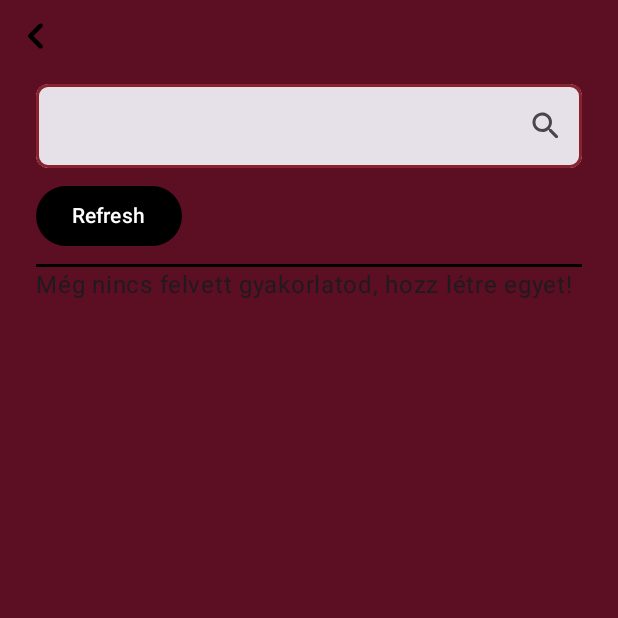
After one commit to Rokli02/workout_planner, an Android app built with Jetpack Compose: the AllActivityScreen screen opened through its navigation route, on a phone screen of 412 x 824 dp, the top half of it. The commit adds this screen. Run offline under Robolectric (Android 15) with nearby library versions, the phone set to English and light mode, and no system bars; our stand-ins replace Room's generated code, paging.

Commit message:
add allActivityScreen

```diff
--- a/app/build.gradle.kts
+++ b/app/build.gradle.kts
@@ -88,4 +88,6 @@ dependencies {
     implementation(libs.androidx.room.guava)
     testImplementation(libs.androidx.room.testing)
     implementation(libs.androidx.room.paging)
+    implementation(libs.androidx.paging.runtime)
+    implementation(libs.paging.compose)
 }
--- a/app/src/main/java/hu/jszf/marko/workoutplanner/AppModule.kt
+++ b/app/src/main/java/hu/jszf/marko/workoutplanner/AppModule.kt
@@ -9,6 +9,7 @@ import androidx.room.Room
 import hu.jszf.marko.workoutplanner.db.WorkoutDatabase
 import hu.jszf.marko.workoutplanner.db.repository.WorkoutActivityRepository
 import hu.jszf.marko.workoutplanner.presentation.NavigatorViewModel
+import hu.jszf.marko.workoutplanner.presentation.allActivity.AllActivityViewModel
 import hu.jszf.marko.workoutplanner.presentation.workoutActivity.WorkoutActivityViewModel
 import hu.jszf.marko.workoutplanner.presentation.viewModelFactory
 import hu.jszf.marko.workoutplanner.ui.snackbar.SnacbarViewModel
@@ -19,6 +20,9 @@ interface AppModule {
     val workoutActivityRepository: WorkoutActivityRepository
     val navigatorViewModelFactory: ViewModelProvider.Factory
     val workoutActivityViewModelFactory: ViewModelProvider.Factory
+
+    @Composable
+    fun getAllActivityViewModel(): AllActivityViewModel
 
     @Composable
     fun getSnackbarViewModel(): SnacbarViewModel
@@ -34,7 +38,8 @@ class AppModuleImpl(
             "workout"
         ).build()
     }
-//        get() = WorkoutDatabase.getDatabase(appContext)
+
+    override lateinit var globalVMStoreOwner: ViewModelStoreOwner
 
     override val workoutActivityRepository: WorkoutActivityRepository by lazy {
         WorkoutActivityRepository(workoutDatabase.workoutActivityDao())
@@ -47,14 +52,13 @@ class AppModuleImpl(
     override val workoutActivityViewModelFactory: ViewModelProvider.Factory
         get() = viewModelFactory { WorkoutActivityViewModel(workoutActivityRepository) }
 
-    private val snackbarViewModelFactory: ViewModelProvider.Factory by lazy {
-        viewModelFactory { SnacbarViewModel() }
+    @Composable
+    override fun getAllActivityViewModel(): AllActivityViewModel {
+        return viewModel<AllActivityViewModel>(factory = viewModelFactory { AllActivityViewModel(workoutActivityRepository) })
     }
-
-    override lateinit var globalVMStoreOwner: ViewModelStoreOwner
 
     @Composable
     override fun getSnackbarViewModel(): SnacbarViewModel {
-        return viewModel<SnacbarViewModel>(viewModelStoreOwner = globalVMStoreOwner, key = "defaultSnacbarViewModel", factory = snackbarViewModelFactory)
+        return viewModel<SnacbarViewModel>(viewModelStoreOwner = globalVMStoreOwner, factory = viewModelFactory { SnacbarViewModel() })
     }
 }
--- a/app/src/main/java/hu/jszf/marko/workoutplanner/MainActivity.kt
+++ b/app/src/main/java/hu/jszf/marko/workoutplanner/MainActivity.kt
@@ -18,6 +18,7 @@ import androidx.navigation.navArgument
 import hu.jszf.marko.workoutplanner.presentation.NavigatorViewModel
 import hu.jszf.marko.workoutplanner.presentation.Screen
 import hu.jszf.marko.workoutplanner.presentation.activityToday.ActivityTodayScreen
+import hu.jszf.marko.workoutplanner.presentation.allActivity.AllActivityScreen
 import hu.jszf.marko.workoutplanner.presentation.createActivity.CreateActivityScreen
 import hu.jszf.marko.workoutplanner.presentation.home.HomeScreen
 import hu.jszf.marko.workoutplanner.presentation.workoutActivity.WorkoutActivityScreen
@@ -73,6 +74,9 @@ class MainActivity : ComponentActivity() {
                                     0
                             } != 0) navController.navigate(Screen.HomeScreen.route)
                         }
+                        composable(route = Screen.AllWorkoutActivityScreen.route) {
+                            AllActivityScreen()
+                        }
                     }
                 }
             }
--- a/app/src/main/java/hu/jszf/marko/workoutplanner/db/dao/WorkoutActivityDao.kt
+++ b/app/src/main/java/hu/jszf/marko/workoutplanner/db/dao/WorkoutActivityDao.kt
@@ -1,5 +1,6 @@
 package hu.jszf.marko.workoutplanner.db.dao
 
+import androidx.paging.PagingSource
 import androidx.room.Dao
 import androidx.room.Insert
 import androidx.room.Query
@@ -8,8 +9,8 @@ import hu.jszf.marko.workoutplanner.db.entity.WorkoutActivityEntity
 
 @Dao
 interface WorkoutActivityDao {
-    @Query("SELECT * FROM WorkoutActivityEntity WHERE name LIKE '%' || :filter ||'%' OR date LIKE '%' || :filter ||'%' ORDER BY date DESC LIMIT :size OFFSET :offset")
-    suspend fun findByFilterAndOffsetAndSize(filter: String?, offset: Int, size: Int): List<WorkoutActivityEntity>
+    @Query("SELECT * FROM WorkoutActivityEntity WHERE name LIKE '%' || :filter ||'%' OR date LIKE '%' || :filter ||'%' ORDER BY date DESC")
+    fun findByFilterPaged(filter: String): PagingSource<Int, WorkoutActivityEntity>
 
     @Query("SELECT * FROM WorkoutActivityEntity WHERE id = :id ORDER BY date DESC LIMIT 1")
     suspend fun findById(id: Long): WorkoutActivityEntity?
--- a/app/src/main/java/hu/jszf/marko/workoutplanner/db/repository/WorkoutActivityRepository.kt
+++ b/app/src/main/java/hu/jszf/marko/workoutplanner/db/repository/WorkoutActivityRepository.kt
@@ -1,7 +1,13 @@
 package hu.jszf.marko.workoutplanner.db.repository
 
+import androidx.paging.Pager
+import androidx.paging.PagingConfig
+import androidx.paging.PagingData
+import androidx.paging.map
 import hu.jszf.marko.workoutplanner.db.dao.WorkoutActivityDao
 import hu.jszf.marko.workoutplanner.model.WorkoutActivity
+import kotlinx.coroutines.flow.Flow
+import kotlinx.coroutines.flow.map
 
 class WorkoutActivityRepository(private val workoutActivityDao: WorkoutActivityDao) {
     suspend fun getLast(last: Int): List<WorkoutActivity> {
@@ -17,6 +23,16 @@ class WorkoutActivityRepository(private val workoutActivityDao: WorkoutActivityD
     suspend fun getToday(): WorkoutActivity? {
         return workoutActivityDao.findToday()?.let {
             WorkoutActivity.fromEntity(it)
+        }
+    }
+
+    fun getByFilterPaged(filter: String): Flow<PagingData<WorkoutActivity>> = Pager(
+        PagingConfig(10, 15)
+    ) {
+        workoutActivityDao.findByFilterPaged(filter)
+    }.flow.map { value ->
+        value.map {woEntity ->
+            WorkoutActivity.fromEntity(woEntity)
         }
     }
 
--- a/app/src/main/java/hu/jszf/marko/workoutplanner/presentation/Screen.kt
+++ b/app/src/main/java/hu/jszf/marko/workoutplanner/presentation/Screen.kt
@@ -5,6 +5,7 @@ sealed class Screen(val route: String) {
     data object CreateActivityScreen : Screen("create_activity")
     data object ActivityTodayScreen : Screen("no_activity")
     data object WorkoutActivityScreen : Screen("wo_activity")
+    data object AllWorkoutActivityScreen : Screen("all_wo_activity")
 
     fun getOptionalArgs(parameters: Map<String, Any?>): String {
         val sb = StringBuilder("?")
--- /dev/null
+++ b/app/src/main/java/hu/jszf/marko/workoutplanner/presentation/allActivity/AllActivityScreen.kt
@@ -0,0 +1,20 @@
+package hu.jszf.marko.workoutplanner.presentation.allActivity
+
+import androidx.compose.runtime.Composable
+import androidx.compose.runtime.collectAsState
+import androidx.compose.runtime.getValue
+import androidx.paging.compose.collectAsLazyPagingItems
+import hu.jszf.marko.workoutplanner.WorkoutApplication
+
+@Composable
+fun AllActivityScreen() {
+    val allActivityVM = WorkoutApplication.appModule.getAllActivityViewModel()
+    val workoutActivitiesLPI = allActivityVM.workoutActivitiesPaged.collectAsLazyPagingItems()
+    val filter by allActivityVM.inputFilter.collectAsState()
+
+    AllActivityView(
+        filter = filter,
+        onChange = allActivityVM::updateInputFilter,
+        workoutActivitiesLPI = workoutActivitiesLPI,
+    )
+}
--- /dev/null
+++ b/app/src/main/java/hu/jszf/marko/workoutplanner/presentation/allActivity/AllActivityView.kt
@@ -0,0 +1,151 @@
+package hu.jszf.marko.workoutplanner.presentation.allActivity
+
+import android.annotation.SuppressLint
+import androidx.compose.foundation.background
+import androidx.compose.foundation.layout.Box
+import androidx.compose.foundation.layout.Column
+import androidx.compose.foundation.layout.Spacer
+import androidx.compose.foundation.layout.fillMaxSize
+import androidx.compose.foundation.layout.fillMaxWidth
+import androidx.compose.foundation.layout.height
+import androidx.compose.foundation.layout.padding
+import androidx.compose.foundation.lazy.LazyColumn
+import androidx.compose.material.icons.Icons
+import androidx.compose.material.icons.rounded.Refresh
+import androidx.compose.material.icons.rounded.Search
+import androidx.compose.material3.Button
+import androidx.compose.material3.ButtonDefaults
+import androidx.compose.material3.Icon
+import androidx.compose.material3.Scaffold
+import androidx.compose.material3.Text
+import androidx.compose.runtime.Composable
+import androidx.compose.ui.Alignment
+import androidx.compose.ui.Modifier
+import androidx.compose.ui.graphics.Color
+import androidx.compose.ui.tooling.preview.Preview
+import androidx.paging.LoadState
+import androidx.paging.PagingData
+import androidx.paging.compose.LazyPagingItems
+import androidx.paging.compose.collectAsLazyPagingItems
+import androidx.paging.compose.itemContentType
+import androidx.paging.compose.itemKey
+import hu.jszf.marko.workoutplanner.model.WorkoutActivity
+import hu.jszf.marko.workoutplanner.ui.Dimensions
+import hu.jszf.marko.workoutplanner.ui.component.CustomButton
+import hu.jszf.marko.workoutplanner.ui.component.InputField
+import hu.jszf.marko.workoutplanner.ui.component.LoadingIndicator
+import hu.jszf.marko.workoutplanner.ui.component.WorkoutActivityView
+import hu.jszf.marko.workoutplanner.ui.layout.BasicLayout
+import kotlinx.coroutines.flow.MutableStateFlow
+
+@Composable
+internal fun AllActivityView(
+    filter: String,
+    onChange: (filter: String) -> Unit,
+    workoutActivitiesLPI: LazyPagingItems<WorkoutActivity>
+) {
+    BasicLayout {
+        Scaffold (
+            topBar = {
+                InputField(
+                    value = filter,
+                    onChange = onChange,
+                    trailingIcon = { Icon(Icons.Rounded.Search, null) },
+                )
+            },
+            modifier = Modifier.padding(Dimensions.ScreenPaddigInline, Dimensions.ScreenPaddigBlock)
+        ) { inheritedPadding ->
+            Column (
+                modifier = Modifier
+                    .fillMaxSize()
+                    .padding(inheritedPadding)
+            ) {
+                Spacer(modifier = Modifier
+                    .height(Dimensions.HalfElementGap)
+                    .fillMaxWidth())
+                Button(onClick = { workoutActivitiesLPI.refresh() }, colors = ButtonDefaults.buttonColors(containerColor = Color.Black)) {
+                    Text("Refresh")
+                }
+                Spacer(modifier = Modifier
+                    .height(Dimensions.HalfElementGap)
+                    .fillMaxWidth())
+                Box(modifier = Modifier
+                    .fillMaxWidth()
+                    .height(Dimensions.BorderThickness)
+                    .background(Color.Black))
+
+                LazyColumn (
+                    horizontalAlignment = Alignment.CenterHorizontally
+                ) {
+                    when (workoutActivitiesLPI.loadState.refresh) {
+                        LoadState.Loading -> {
+                            item {
+                                LoadingIndicator(modifier = Modifier.fillMaxWidth())
+                            }
+                        }
+                        is LoadState.Error -> {
+                            item {
+                                CustomButton(content = {
+                                    Icon(Icons.Rounded.Refresh, null, modifier = Modifier.fillMaxWidth())
+                                }) {
+                                    workoutActivitiesLPI.refresh()
+                                }
+                            }
+                        }
+                        is LoadState.NotLoading -> {
+                            if (workoutActivitiesLPI.itemCount < 1) {
+                                item {
+                                    Text("Még nincs felvett gyakorlatod, hozz létre egyet!")
+                                }
+                            }
+                        }
+                    }
+                    items(
+                        count = workoutActivitiesLPI.itemCount,
+                        key = workoutActivitiesLPI.itemKey { it.id!! },
+                        contentType = workoutActivitiesLPI.itemContentType { "WorkoutActivities" }
+                    ) { index ->
+                        workoutActivitiesLPI[index]?.also {
+                            Spacer(modifier = Modifier
+                                .fillMaxWidth()
+                                .height(Dimensions.HalfElementGap))
+                            WorkoutActivityView(workoutActivity = it)
+                            Spacer(modifier = Modifier
+                                .fillMaxWidth()
+                                .height(Dimensions.HalfElementGap))
+                        }
+                    }
+                    when (workoutActivitiesLPI.loadState.append) {
+                        LoadState.Loading -> {
+                            item {
+                                LoadingIndicator(modifier = Modifier.fillMaxWidth())
+                            }
+                        }
+
+                        is LoadState.Error -> {
+                            item {
+                                CustomButton(content = {
+                                    Icon(Icons.Rounded.Refresh, null, modifier = Modifier.fillMaxWidth())
+                                }) {
+                                    workoutActivitiesLPI.retry()
+                                }
+                            }
+                        }
+                        is LoadState.NotLoading -> Unit
+                    }
+                }
+            }
+        }
+    }
+}
+
+@SuppressLint("FlowOperatorInvokedInComposition")
+@Preview
+@Composable
+fun AllActivityViewPreview() {
+    AllActivityView(
+        filter = "mai",
+        onChange = {},
+        workoutActivitiesLPI = MutableStateFlow(PagingData.empty<WorkoutActivity>()).collectAsLazyPagingItems(),
+    )
+}
--- /dev/null
+++ b/app/src/main/java/hu/jszf/marko/workoutplanner/presentation/allActivity/AllActivityViewModel.kt
@@ -0,0 +1,34 @@
+package hu.jszf.marko.workoutplanner.presentation.allActivity
+
+import androidx.lifecycle.ViewModel
+import androidx.lifecycle.viewModelScope
+import androidx.paging.PagingData
+import androidx.paging.cachedIn
+import hu.jszf.marko.workoutplanner.db.repository.WorkoutActivityRepository
+import hu.jszf.marko.workoutplanner.model.WorkoutActivity
+import kotlinx.coroutines.ExperimentalCoroutinesApi
+import kotlinx.coroutines.FlowPreview
+import kotlinx.coroutines.flow.Flow
+import kotlinx.coroutines.flow.MutableStateFlow
+import kotlinx.coroutines.flow.StateFlow
+import kotlinx.coroutines.flow.debounce
+import kotlinx.coroutines.flow.flatMapLatest
+import kotlinx.coroutines.flow.update
+
+@OptIn(FlowPreview::class, ExperimentalCoroutinesApi::class)
+class AllActivityViewModel(private val activityRepository: WorkoutActivityRepository): ViewModel() {
+    private val _inputFilter = MutableStateFlow("")
+    val inputFilter: StateFlow<String> = _inputFilter
+
+    fun updateInputFilter(filter: String) {
+        _inputFilter.update { filter }
+    }
+
+    var workoutActivitiesPaged: Flow<PagingData<WorkoutActivity>> = inputFilter.debounce(timeoutMillis = 750).flatMapLatest { filter ->
+        getActivitiesByFilter(filter)
+    }
+
+    private fun getActivitiesByFilter(filter: String?): Flow<PagingData<WorkoutActivity>> {
+        return activityRepository.getByFilterPaged(filter ?: "").cachedIn(viewModelScope)
+    }
+}
--- a/app/src/main/java/hu/jszf/marko/workoutplanner/presentation/home/HomeView.kt
+++ b/app/src/main/java/hu/jszf/marko/workoutplanner/presentation/home/HomeView.kt
@@ -89,6 +89,7 @@ internal fun HomeView(lastActivities: List<WorkoutActivity>) {
                     )
                     .blockBorder(Dimensions.BorderThickness, FontColorDark)
             ) {
+                if (lastActivities.isNotEmpty()) {
                     items(lastActivities.size) {
                         WorkoutActivityView(
                             workoutActivity = lastActivities[it],
@@ -111,6 +112,11 @@ internal fun HomeView(lastActivities: List<WorkoutActivity>) {
                             Text(text = "Összes gyakorlat megtekintése")
                         }
                     }
+                } else {
+                    item {
+                        Text("Még nincs felvett gyakorlatod, hozz létre egyet!")
+                    }
+                }
             }
         }
         Row (
@@ -120,7 +126,9 @@ internal fun HomeView(lastActivities: List<WorkoutActivity>) {
                 .padding(12.dp, 4.dp)
         ) {
             Button(
-                onClick = {},
+                onClick = {
+                      navVM.navController.navigate(Screen.AllWorkoutActivityScreen.route)
+                },
                 colors = ButtonDefaults.buttonColors(containerColor = Color.Transparent, contentColor = FontColorDark),
             ) {
                 Icon(Icons.Sharp.List, null, modifier = Modifier.size(32.dp))
--- a/app/src/main/java/hu/jszf/marko/workoutplanner/presentation/workoutActivity/WorkoutActivitySkeletonView.kt
+++ b/app/src/main/java/hu/jszf/marko/workoutplanner/presentation/workoutActivity/WorkoutActivitySkeletonView.kt
@@ -70,7 +70,7 @@ fun WorkoutActivitySkeletonView() {
                 Box(modifier = Modifier.weight(1f).fillMaxHeight().clip(shape).background(bgColor).padding(0.dp, 4.dp, 0.dp, 4.dp))
             }
             Spacer(modifier = Modifier.height(8.dp))
-            Box(modifier = Modifier.fillMaxWidth().height(2.dp).background(Color.Black))
+            Box(modifier = Modifier.fillMaxWidth().height(Dimensions.BorderThickness).background(Color.Black))
             LazyColumn {
                 items(3) {
                     Spacer(modifier = Modifier.height(8.dp))
--- /dev/null
+++ b/app/src/main/java/hu/jszf/marko/workoutplanner/ui/component/LoadingIndicator.kt
@@ -0,0 +1,56 @@
+package hu.jszf.marko.workoutplanner.ui.component
+
+import androidx.compose.animation.core.LinearEasing
+import androidx.compose.animation.core.RepeatMode
+import androidx.compose.animation.core.animateFloat
+import androidx.compose.animation.core.infiniteRepeatable
+import androidx.compose.animation.core.rememberInfiniteTransition
+import androidx.compose.animation.core.tween
+import androidx.compose.material3.Text
+import androidx.compose.runtime.Composable
+import androidx.compose.runtime.getValue
+import androidx.compose.ui.Modifier
+import androidx.compose.ui.graphics.Color
+import androidx.compose.ui.text.style.TextAlign
+import androidx.compose.ui.tooling.preview.Preview
+import androidx.compose.ui.unit.TextUnit
+import androidx.compose.ui.unit.sp
+import hu.jszf.marko.workoutplanner.ui.theme.FontColor
+
+@Composable
+fun LoadingIndicator(
+    modifier: Modifier = Modifier,
+    fontSize: TextUnit = 32.sp,
+    color: Color = FontColor,
+    durationInMillis: Int = 3000,
+) {
+    val dotAnim = rememberInfiniteTransition("infinite_loading_dot_anim")
+    val dotNumber by dotAnim.animateFloat(
+        initialValue = 0f,
+        targetValue = 3f,
+        animationSpec = infiniteRepeatable(
+            animation = tween(durationInMillis, easing = LinearEasing),
+            repeatMode = RepeatMode.Restart,
+        ),
+        label = "loading_dot_anim"
+    )
+
+    val sb = StringBuilder()
+    for (i in 0..dotNumber.toInt()) {
+        sb.append(".")
+    }
+
+    Text(
+        text = "Loading$sb",
+        textAlign = TextAlign.Center,
+        modifier = modifier,
+        fontSize = fontSize,
+        color = color,
+    )
+}
+
+@Preview(showBackground = true)
+@Composable
+fun LoadingIndicatorPreview() {
+    LoadingIndicator()
+}
--- a/gradle/libs.versions.toml
+++ b/gradle/libs.versions.toml
@@ -9,12 +9,15 @@ lifecycleRuntimeKtx = "2.7.0"
 activityCompose = "1.8.2"
 composeBom = "2023.08.00"
 navigationCompose = "2.7.7"
+pagingComposeVersion = "3.2.1"
+pagingRuntime = "3.2.1"
 roomCompiler = "2.6.1"
 symbolProcessingApi = "1.9.21-1.0.15"
 
 [libraries]
 androidx-core-ktx = { group = "androidx.core", name = "core-ktx", version.ref = "coreKtx" }
 androidx-navigation-compose = { module = "androidx.navigation:navigation-compose", version.ref = "navigationCompose" }
+androidx-paging-runtime = { module = "androidx.paging:paging-runtime", version.ref = "pagingRuntime" }
 androidx-room-compiler = { module = "androidx.room:room-compiler", version.ref = "roomCompiler" }
 androidx-room-guava = { module = "androidx.room:room-guava", version.ref = "roomCompiler" }
 androidx-room-ktx = { module = "androidx.room:room-ktx", version.ref = "roomCompiler" }
@@ -36,6 +39,7 @@ androidx-ui-tooling-preview = { group = "androidx.compose.ui", name = "ui-toolin
 androidx-ui-test-manifest = { group = "androidx.compose.ui", name = "ui-test-manifest" }
 androidx-ui-test-junit4 = { group = "androidx.compose.ui", name = "ui-test-junit4" }
 androidx-material3 = { group = "androidx.compose.material3", name = "material3" }
+paging-compose = { module = "androidx.paging:paging-compose", version.ref = "pagingComposeVersion" }
 symbol-processing-api = { module = "com.google.devtools.ksp:symbol-processing-api", version.ref = "symbolProcessingApi" }
 
 [plugins]
```
Also changed, not shown: app/src/main/java/hu/jszf/marko/workoutplanner/presentation/home/SidebarView.kt (+4 -4 lines), app/src/main/java/hu/jszf/marko/workoutplanner/ui/component/CustomButton.kt (+29 -0 lines), app/src/main/java/hu/jszf/marko/workoutplanner/ui/layout/BasicLayout.kt (+0 -29 lines), app/src/main/java/hu/jszf/marko/workoutplanner/ui/layout/LoadingView.kt (deleted, +0 -58 lines). Lines whose indentation alone changed are shown as unchanged.
